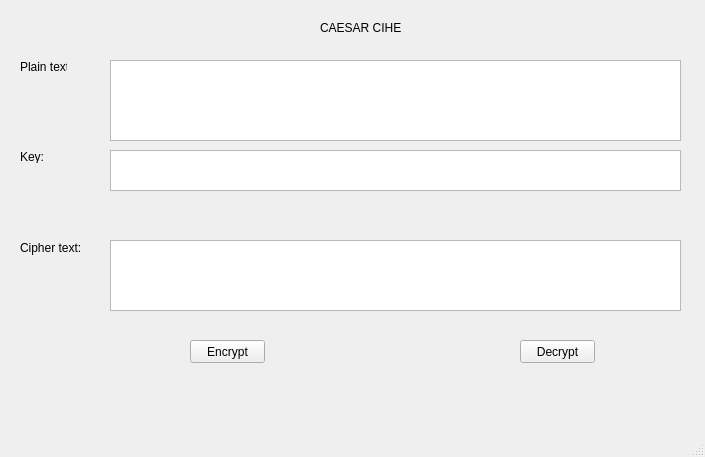
This is LAB_03/ui/caesar.ui in sonlammmmm/BMTTNC-HUTECH-2280601697 as Qt 5 draws it before an edit. The edited form follows.
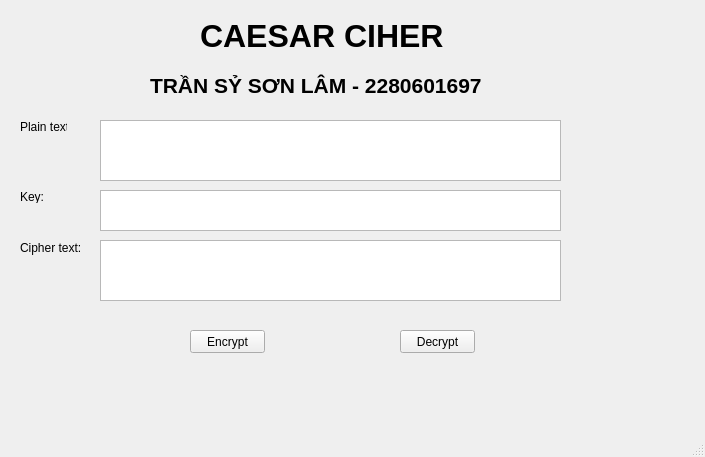
This is the edited form.

Commit message: Lab 3 caesar

```diff
--- a/LAB_03/ui/caesar.ui
+++ b/LAB_03/ui/caesar.ui
@@ -17,12 +17,19 @@
    <widget class="QLabel" name="label">
     <property name="geometry">
      <rect>
-      <x>320</x>
-      <y>20</y>
-      <width>81</width>
-      <height>16</height>
+      <x>200</x>
+      <y>10</y>
+      <width>251</width>
+      <height>51</height>
      </rect>
     </property>
+    <property name="font">
+     <font>
+      <pointsize>24</pointsize>
+      <weight>75</weight>
+      <bold>true</bold>
+     </font>
+    </property>
     <property name="text">
      <string>CAESAR CIHER</string>
     </property>
@@ -31,7 +38,7 @@
     <property name="geometry">
      <rect>
       <x>20</x>
-      <y>60</y>
+      <y>120</y>
       <width>47</width>
       <height>13</height>
      </rect>
@@ -44,7 +51,7 @@
     <property name="geometry">
      <rect>
       <x>20</x>
-      <y>150</y>
+      <y>190</y>
       <width>47</width>
       <height>13</height>
      </rect>
@@ -66,41 +73,11 @@
      <string>Cipher text:</string>
     </property>
    </widget>
-   <widget class="QTextEdit" name="textEdit_PT">
-    <property name="geometry">
-     <rect>
-      <x>110</x>
-      <y>60</y>
-      <width>571</width>
-      <height>81</height>
-     </rect>
-    </property>
-   </widget>
-   <widget class="QTextEdit" name="textEdit_key">
-    <property name="geometry">
-     <rect>
-      <x>110</x>
-      <y>150</y>
-      <width>571</width>
-      <height>41</height>
-     </rect>
-    </property>
-   </widget>
-   <widget class="QTextEdit" name="textEdit_CT">
-    <property name="geometry">
-     <rect>
-      <x>110</x>
-      <y>240</y>
-      <width>571</width>
-      <height>71</height>
-     </rect>
-    </property>
-   </widget>
    <widget class="QPushButton" name="btn_encrypt">
     <property name="geometry">
      <rect>
       <x>190</x>
-      <y>340</y>
+      <y>330</y>
       <width>75</width>
       <height>23</height>
      </rect>
@@ -112,8 +89,8 @@
    <widget class="QPushButton" name="btn_decrypt">
     <property name="geometry">
      <rect>
-      <x>520</x>
-      <y>340</y>
+      <x>400</x>
+      <y>330</y>
       <width>75</width>
       <height>23</height>
      </rect>
@@ -122,6 +99,56 @@
      <string>Decrypt</string>
     </property>
    </widget>
+   <widget class="QPlainTextEdit" name="txt_plain_text">
+    <property name="geometry">
+     <rect>
+      <x>100</x>
+      <y>120</y>
+      <width>461</width>
+      <height>61</height>
+     </rect>
+    </property>
+   </widget>
+   <widget class="QPlainTextEdit" name="txt_cipher_text">
+    <property name="geometry">
+     <rect>
+      <x>100</x>
+      <y>240</y>
+      <width>461</width>
+      <height>61</height>
+     </rect>
+    </property>
+   </widget>
+   <widget class="QPlainTextEdit" name="txt_key">
+    <property name="geometry">
+     <rect>
+      <x>100</x>
+      <y>190</y>
+      <width>461</width>
+      <height>41</height>
+     </rect>
+    </property>
+   </widget>
+   <widget class="QLabel" name="label_3">
+    <property name="geometry">
+     <rect>
+      <x>150</x>
+      <y>60</y>
+      <width>351</width>
+      <height>51</height>
+     </rect>
+    </property>
+    <property name="font">
+     <font>
+      <pointsize>16</pointsize>
+      <weight>75</weight>
+      <bold>true</bold>
+     </font>
+    </property>
+    <property name="text">
+     <string>TRẦN SỶ SƠN LÂM - 2280601697</string>
+    </property>
+   </widget>
   </widget>
   <widget class="QMenuBar" name="menubar">
    <property name="geometry">
```
The commit also changes 17 other files.
